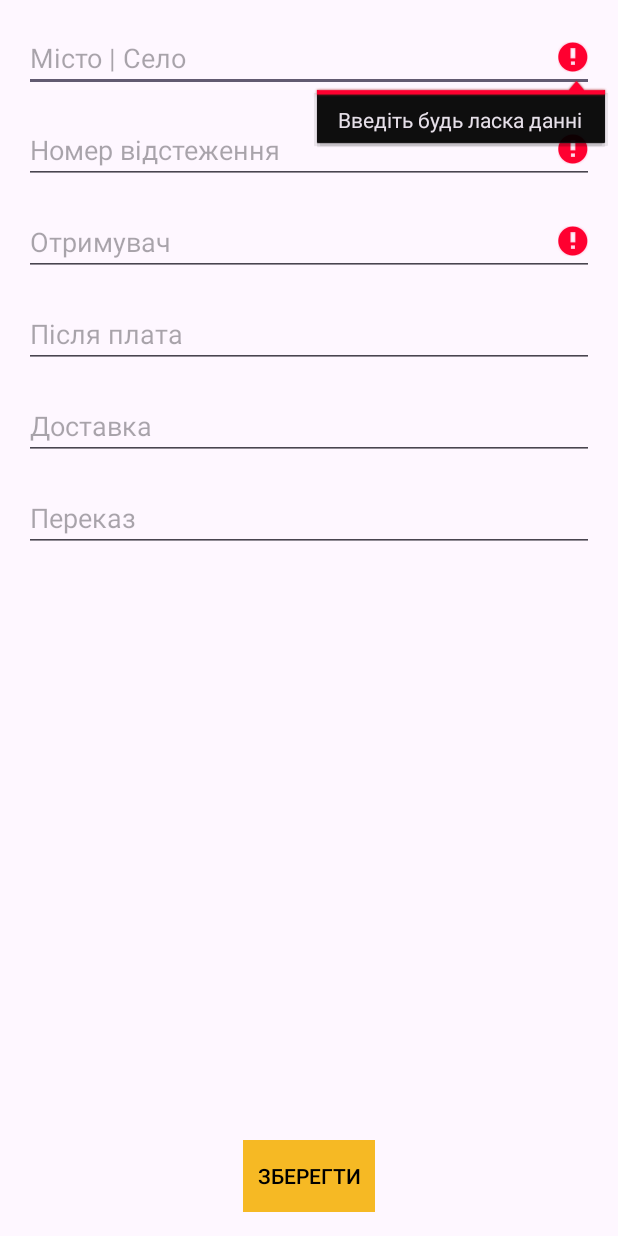
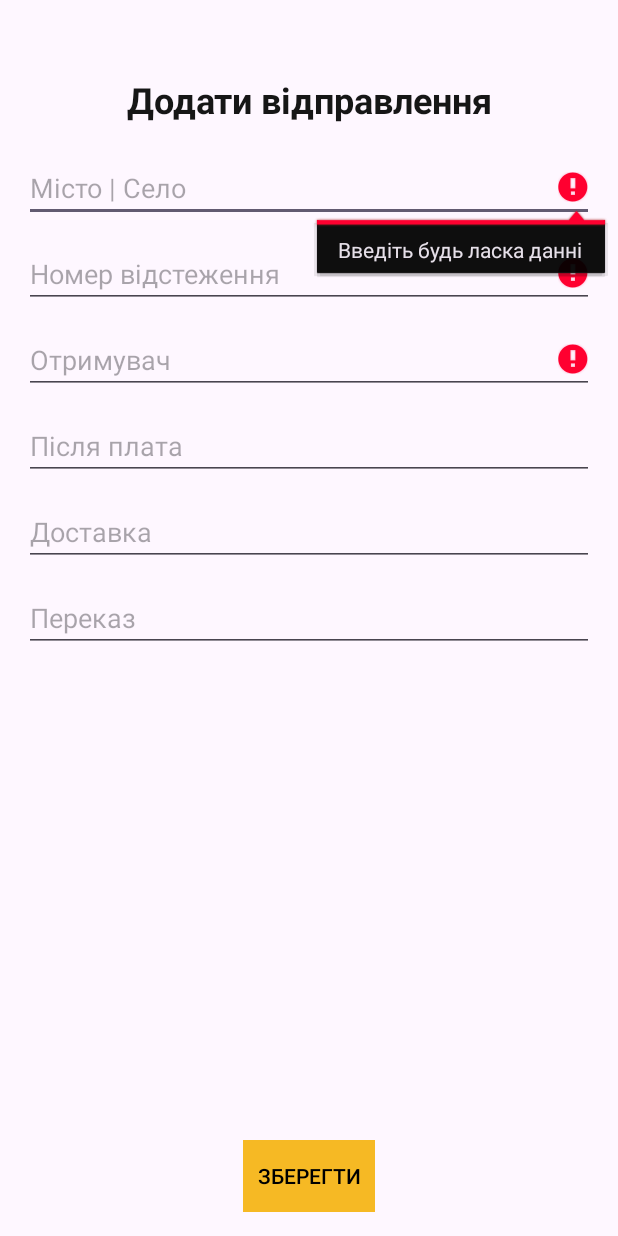
Before and after one commit to Tsyupro/PVPZ-Help, an Android app: the AddBoxingInfoActivity screen opened directly, with no data from a screen before it, on a phone screen of 412 x 824 dp. Run offline under Robolectric (Android 15) with nearby library versions, the phone set to English and light mode, and no system bars.

Commit message:
Добавлено правки по дизайну та функціоналу видалення посилки

```diff
--- a/app/src/main/java/com/example/ukrposhtaboxing/BoxingActivity.java
+++ b/app/src/main/java/com/example/ukrposhtaboxing/BoxingActivity.java
@@ -204,6 +204,7 @@ public class BoxingActivity extends Activity {
             startActivityForResult(intent, REQUEST_CODE_EDIT);
             return true;
         } else if (itemId == R.id.item2) {
+            originalBoxingInfoList.remove(info.position); //
             boxingInfoList.remove(info.position);
             adapter.notifyDataSetChanged();
             saveBoxingInfoList(); // Зберігаємо дані після видалення
--- a/app/src/main/java/com/example/ukrposhtaboxing/BoxingInfoAdapter.java
+++ b/app/src/main/java/com/example/ukrposhtaboxing/BoxingInfoAdapter.java
@@ -58,7 +58,7 @@ public class BoxingInfoAdapter extends BaseAdapter {
                 (boxingInfo.getPostpaid() + boxingInfo.getDelivery() + boxingInfo.getCommission()), boxingInfo.getAdditionalInfo()));
 
         if (boxingInfo.isSelected()) {
-            convertView.setBackgroundColor(Color.GREEN);
+            convertView.setBackgroundColor(Color.parseColor("#b7d5ad"));
         } else {
             convertView.setBackgroundColor(Color.TRANSPARENT);
         }
--- a/app/src/main/res/layout/activity_add_boxing_info.xml
+++ b/app/src/main/res/layout/activity_add_boxing_info.xml
@@ -6,6 +6,24 @@
     android:layout_height="match_parent"
     tools:context=".AddBoxingInfoActivity">
 
+    <!-- Заголовок -->
+    <TextView
+        android:id="@+id/titleText"
+        android:layout_width="0dp"
+        android:layout_height="wrap_content"
+        android:text="Додати відправлення"
+        android:textSize="24sp"
+        android:textStyle="bold"
+        android:gravity="center"
+        android:textColor="#161616"
+        app:layout_constraintTop_toTopOf="parent"
+        app:layout_constraintStart_toStartOf="parent"
+        app:layout_constraintEnd_toEndOf="parent"
+        android:layout_marginTop="50dp"
+        android:layout_marginStart="16dp"
+        android:layout_marginEnd="16dp"/>
+
+    <!-- Поле "Місто | Село" -->
     <EditText
         android:id="@+id/editTextLocality"
         android:layout_width="0dp"
@@ -13,11 +31,12 @@
         android:hint="Місто | Село"
         app:layout_constraintStart_toStartOf="parent"
         app:layout_constraintEnd_toEndOf="parent"
-        app:layout_constraintTop_toTopOf="parent"
-        android:layout_marginTop="16dp"
+        app:layout_constraintTop_toBottomOf="@id/titleText"
+        android:layout_marginTop="20dp"
         android:layout_marginStart="16dp"
         android:layout_marginEnd="16dp"/>
 
+    <!-- Поле "Номер відстеження" -->
     <EditText
         android:id="@+id/editTextTrackingNumber"
         android:layout_width="0dp"
@@ -26,10 +45,11 @@
         app:layout_constraintStart_toStartOf="parent"
         app:layout_constraintEnd_toEndOf="parent"
         app:layout_constraintTop_toBottomOf="@id/editTextLocality"
-        android:layout_marginTop="16dp"
+        android:layout_marginTop="12dp"
         android:layout_marginStart="16dp"
         android:layout_marginEnd="16dp"/>
 
+    <!-- Поле "Отримувач" -->
     <EditText
         android:id="@+id/editTextName"
         android:layout_width="0dp"
@@ -38,10 +58,11 @@
         app:layout_constraintStart_toStartOf="parent"
         app:layout_constraintEnd_toEndOf="parent"
         app:layout_constraintTop_toBottomOf="@id/editTextTrackingNumber"
-        android:layout_marginTop="16dp"
+        android:layout_marginTop="12dp"
         android:layout_marginStart="16dp"
         android:layout_marginEnd="16dp"/>
 
+    <!-- Поле "Після плата" -->
     <EditText
         android:id="@+id/editTextPostpaid"
         android:layout_width="0dp"
@@ -51,10 +72,11 @@
         app:layout_constraintStart_toStartOf="parent"
         app:layout_constraintEnd_toEndOf="parent"
         app:layout_constraintTop_toBottomOf="@id/editTextName"
-        android:layout_marginTop="16dp"
+        android:layout_marginTop="12dp"
         android:layout_marginStart="16dp"
         android:layout_marginEnd="16dp"/>
 
+    <!-- Поле "Доставка" -->
     <EditText
         android:id="@+id/editTextDelivery"
         android:layout_width="0dp"
@@ -64,10 +86,11 @@
         app:layout_constraintStart_toStartOf="parent"
         app:layout_constraintEnd_toEndOf="parent"
         app:layout_constraintTop_toBottomOf="@id/editTextPostpaid"
-        android:layout_marginTop="16dp"
+        android:layout_marginTop="12dp"
         android:layout_marginStart="16dp"
         android:layout_marginEnd="16dp"/>
 
+    <!-- Поле "Переказ" -->
     <EditText
         android:id="@+id/editTextCommission"
         android:layout_width="0dp"
@@ -77,10 +100,9 @@
         app:layout_constraintStart_toStartOf="parent"
         app:layout_constraintEnd_toEndOf="parent"
         app:layout_constraintTop_toBottomOf="@id/editTextDelivery"
-        android:layout_marginTop="16dp"
+        android:layout_marginTop="12dp"
         android:layout_marginStart="16dp"
         android:layout_marginEnd="16dp"/>
-
 
     <Button
         android:id="@+id/buttonSave"
--- a/app/src/main/res/layout/activity_boxing.xml
+++ b/app/src/main/res/layout/activity_boxing.xml
@@ -43,11 +43,11 @@
         android:layout_width="340dp"
         android:layout_height="wrap_content"
         android:layout_marginTop="88dp"
-        android:background="@drawable/listview_background"
         android:divider="@android:color/transparent"
         android:dividerHeight="8dp"
         android:paddingTop="12dp"
         android:scrollbars="none"
+        android:background="@drawable/listview_background"
         app:layout_constraintEnd_toEndOf="parent"
         app:layout_constraintHorizontal_bias="0.507"
         app:layout_constraintStart_toStartOf="parent"
```
